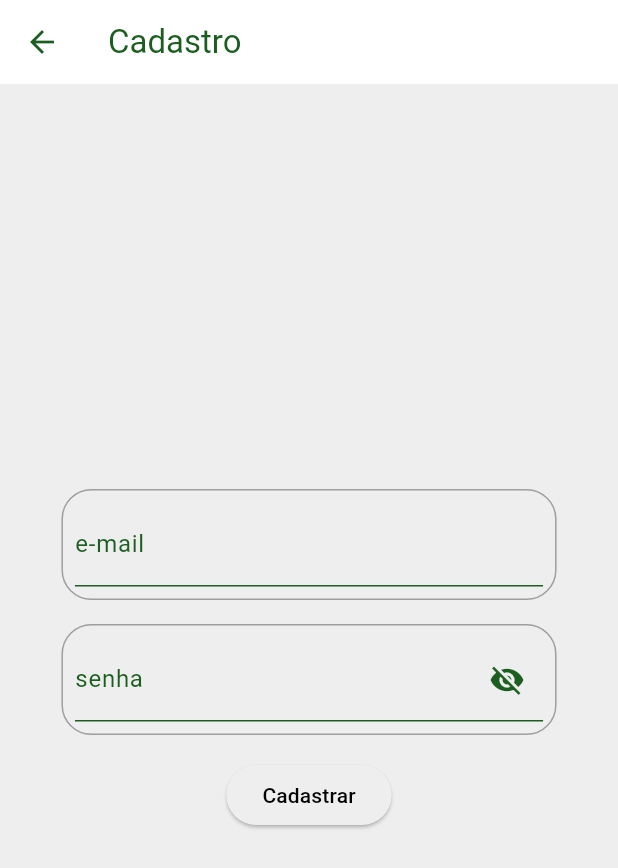
After one commit to linard999/projeto_programacao_dispositivos_moveis, a Flutter app: the screen it shows after launch, after a tap on "Cadastrar", on a phone screen of 412 x 824 dp. The commit adds this screen. Shown: the top 868 px of the screen. Run offline on Flutter 3.47's test engine with Material 3 defaults, Android fonts, the phone set to English and light mode, and no system bars; network calls fail.

Commit message:
tela de login e novas rotas adicionadas

```diff
--- /dev/null
+++ b/lib/telas/tela_cadastro.dart
@@ -0,0 +1,136 @@
+import 'dart:convert';
+
+import 'package:flutter/material.dart';
+import 'package:projeto_programacao_dispositivos_moveis/api/signup_service.dart';
+
+class TelaCadastro extends StatefulWidget {
+  const TelaCadastro({super.key});
+
+  @override
+  State<TelaCadastro> createState() => _TelaCadastroState();
+}
+
+class _TelaCadastroState extends State<TelaCadastro> {
+
+
+  @override
+  Widget build(BuildContext context) {
+    final contextSize = MediaQuery.of(context).size;
+
+    CustomTextField emailField = CustomTextField(labelText: 'e-mail', isObscure: false);
+    CustomTextField passwordField = CustomTextField(labelText: 'senha', isObscure: true);
+
+    return Scaffold(
+      appBar: AppBar(
+        backgroundColor: Theme.of(context).colorScheme.background,
+        title: const Text('Cadastro'),
+      ),
+      body: Center(
+        child: Padding(
+          padding: EdgeInsets.only(left: 8*contextSize.width/100, right: 8*contextSize.width/100),
+          child: Column(
+            mainAxisAlignment: MainAxisAlignment.center,
+            children: <Widget>[
+              Padding(
+                padding: const EdgeInsets.all(8.0),
+                child: Container(
+                  padding: const EdgeInsets.all(8.0),
+                  decoration: BoxDecoration(
+                    border: Border.all(color: Colors.grey),
+                    borderRadius: BorderRadius.circular(20),
+                  ),
+                  child: emailField,
+                ),
+              ),
+              Padding(
+                padding: const EdgeInsets.all(8.0),
+                child: Container(
+                  padding: const EdgeInsets.all(8.0),
+                  decoration: BoxDecoration(
+                    border: Border.all(color: Colors.grey),
+                    borderRadius: BorderRadius.circular(20),
+                  ),
+                  child: passwordField,
+                ),
+              ),
+              Padding(
+                padding: const EdgeInsets.all(8.0),
+                child: ElevatedButton(
+                  onPressed: () async{
+                    String resposta = await SignUp.signUp(emailField.controller.text, passwordField.controller.text);
+                    dynamic res = jsonDecode(resposta);
+                    if(res['error'] != null){
+                      String message = res['error']['message'];
+                      if(message == 'INVALID_EMAIL'){
+                        ScaffoldMessenger.of(context).showSnackBar(SnackBar(content: Text('Email inválido!')));
+                      }
+                      else if(message == 'EMAIL_EXISTS'){
+                        ScaffoldMessenger.of(context).showSnackBar(SnackBar(content: Text('Email já cadastrado!')));
+                      }
+                      else if(message == 'WEAK_PASSWORD : Password should be at least 6 characters') {
+                        ScaffoldMessenger.of(context).showSnackBar(SnackBar(content: Text('Senha deve ter no mínimo 6 caracteres!')));
+                      }
+                      else if(message == 'MISSING_PASSWORD'){
+                        ScaffoldMessenger.of(context).showSnackBar(SnackBar(content: Text('Senha não informada!')));
+                      }
+                      else if(message == 'MISSING_EMAIL'){
+                        ScaffoldMessenger.of(context).showSnackBar(SnackBar(content: Text('Email não informado!')));
+                      }
+                      else{
+                        ScaffoldMessenger.of(context).showSnackBar(SnackBar(content: Text(message)));
+                      }
+                      passwordField.controller.clear();
+                    } else {
+                      ScaffoldMessenger.of(context).showSnackBar(SnackBar(content: Text('Usuário criado com sucesso!')));
+                      Navigator.pop(context);
+                    }
+                  },
+                  child: const Text('Cadastrar'),
+                ),
+              ),
+            ],
+          ),
+        ),
+      ),
+    );
+  }
+}
+
+class CustomTextField extends StatefulWidget {
+  CustomTextField({super.key, required this.labelText, required this.isObscure});
+
+  final String labelText;
+  final bool isObscure;
+  final TextEditingController controller = TextEditingController();
+
+  @override
+  State<CustomTextField> createState() => _CustomTextFieldState();
+}
+
+class _CustomTextFieldState extends State<CustomTextField> {
+
+  bool _visibility = false;
+
+  void _toggleVisibility() {
+    if(widget.isObscure){
+      setState(() {
+        _visibility = !_visibility;
+      });
+    }
+  }
+
+  @override
+  Widget build(BuildContext context) {
+    return TextField(
+      decoration: InputDecoration(
+        labelText: widget.labelText,
+        suffixIcon: widget.isObscure ? IconButton(
+          icon: Icon(_visibility ? Icons.visibility : Icons.visibility_off),
+          onPressed: _toggleVisibility,
+        ) : null,
+      ),
+      obscureText: widget.isObscure && !_visibility,
+      controller: widget.controller,
+    );
+  }
+}
--- /dev/null
+++ b/lib/telas/tela_login.dart
@@ -0,0 +1,139 @@
+import 'dart:convert';
+
+import 'package:flutter/material.dart';
+import 'package:projeto_programacao_dispositivos_moveis/api/signin_service.dart';
+import 'package:projeto_programacao_dispositivos_moveis/telas/tela_cadastro.dart';
+import 'package:projeto_programacao_dispositivos_moveis/telas/myhomepage.dart';
+
+class TelaLogin extends StatefulWidget {
+  const TelaLogin({super.key});
+
+  @override
+  State<TelaLogin> createState() => _TelaLoginState();
+}
+
+class _TelaLoginState extends State<TelaLogin> {
+
+
+  @override
+  Widget build(BuildContext context) {
+    final contextSize = MediaQuery.of(context).size;
+
+    CustomTextField emailField = CustomTextField(labelText: 'e-mail', isObscure: false);
+    CustomTextField passwordField = CustomTextField(labelText: 'senha', isObscure: true);
+
+    return Scaffold(
+      appBar: AppBar(
+        backgroundColor: Theme.of(context).colorScheme.background,
+        title: const Text('Login'),
+      ),
+      body: Center(
+        child: Padding(
+          padding: EdgeInsets.only(left: 8*contextSize.width/100, right: 8*contextSize.width/100),
+          child: Column(
+            mainAxisAlignment: MainAxisAlignment.center,
+            children: <Widget>[
+              Padding(
+                padding: const EdgeInsets.all(8.0),
+                child: Container(
+                  padding: const EdgeInsets.all(8.0),
+                  decoration: BoxDecoration(
+                    border: Border.all(color: Colors.grey),
+                    borderRadius: BorderRadius.circular(20),
+                  ),
+                  child: emailField,
+                ),
+              ),
+              Padding(
+                padding: const EdgeInsets.all(8.0),
+                child: Container(
+                  padding: const EdgeInsets.all(8.0),
+                  decoration: BoxDecoration(
+                    border: Border.all(color: Colors.grey),
+                    borderRadius: BorderRadius.circular(20),
+                  ),
+                  child: passwordField,
+                ),
+              ),
+              Padding(
+                padding: const EdgeInsets.all(8.0),
+                child: ElevatedButton(
+                  onPressed: () async{
+                    String resposta = await SignIn.signIn(emailField.controller.text, passwordField.controller.text);
+                    dynamic res = jsonDecode(resposta);
+                    if(res['error'] != null){
+                      String message = res['error']['message'];
+                      if(message == 'TOO_MANY_ATTEMPTS_TRY_LATER'){
+                        ScaffoldMessenger.of(context).showSnackBar(SnackBar(content: Text('Muitas tentativas, tente mais tarde!')));
+                      } else{
+                        ScaffoldMessenger.of(context).showSnackBar(SnackBar(content: Text('E-mail ou senha incorretos!')));
+                      }
+                      passwordField.controller.clear();
+                    } else {
+                      Navigator.of(context).pushReplacement(
+                        MaterialPageRoute(
+                          builder: (context) => const MyHomePage(title: 'Projeto Flutter'),
+                      ));
+                    }
+                  },
+                  child: const Text('Login'),
+                ),
+              ),
+              Padding(
+                padding: const EdgeInsets.all(8.0),
+                child: ElevatedButton(
+                  onPressed: () {
+                    Navigator.of(context).push(
+                      MaterialPageRoute(
+                        builder: (context) => const TelaCadastro(),
+                    ));
+                  },
+                  child: const Text('Cadastrar'),
+                ),
+              ),
+            ],
+          ),
+        ),
+      ),
+    );
+  }
+}
+
+class CustomTextField extends StatefulWidget {
+  CustomTextField({super.key, required this.labelText, required this.isObscure});
+
+  final String labelText;
+  final bool isObscure;
+  final TextEditingController controller = TextEditingController();
+
+  @override
+  State<CustomTextField> createState() => _CustomTextFieldState();
+}
+
+class _CustomTextFieldState extends State<CustomTextField> {
+
+  bool _visibility = false;
+
+  void _toggleVisibility() {
+    if(widget.isObscure){
+      setState(() {
+        _visibility = !_visibility;
+      });
+    }
+  }
+
+  @override
+  Widget build(BuildContext context) {
+    return TextField(
+      decoration: InputDecoration(
+        labelText: widget.labelText,
+        suffixIcon: widget.isObscure ? IconButton(
+          icon: Icon(_visibility ? Icons.visibility : Icons.visibility_off),
+          onPressed: _toggleVisibility,
+        ) : null,
+      ),
+      obscureText: widget.isObscure && !_visibility,
+      controller: widget.controller,
+    );
+  }
+}
--- a/lib/tema.dart
+++ b/lib/tema.dart
@@ -35,8 +35,8 @@ var temaClaro = ThemeData(
 enum TipoTema { escuro, claro }
 
 class TemaDinamico extends ChangeNotifier {
-  ThemeData tema = temaEscuro;
-  TipoTema _temaAtual = TipoTema.escuro;
+  ThemeData tema = temaClaro;
+  TipoTema _temaAtual = TipoTema.claro;
 
   void setarTema(TipoTema tipoTema) {
     tema = tipoTema == TipoTema.escuro ? temaEscuro : temaClaro;
```
Also changed, not shown: lib/api/signin_service.dart (added, +13 -0 lines), lib/api/signup_service.dart (added, +13 -0 lines), lib/main.dart (+4 -75 lines), lib/telas/myhomepage.dart (added, +78 -0 lines).
